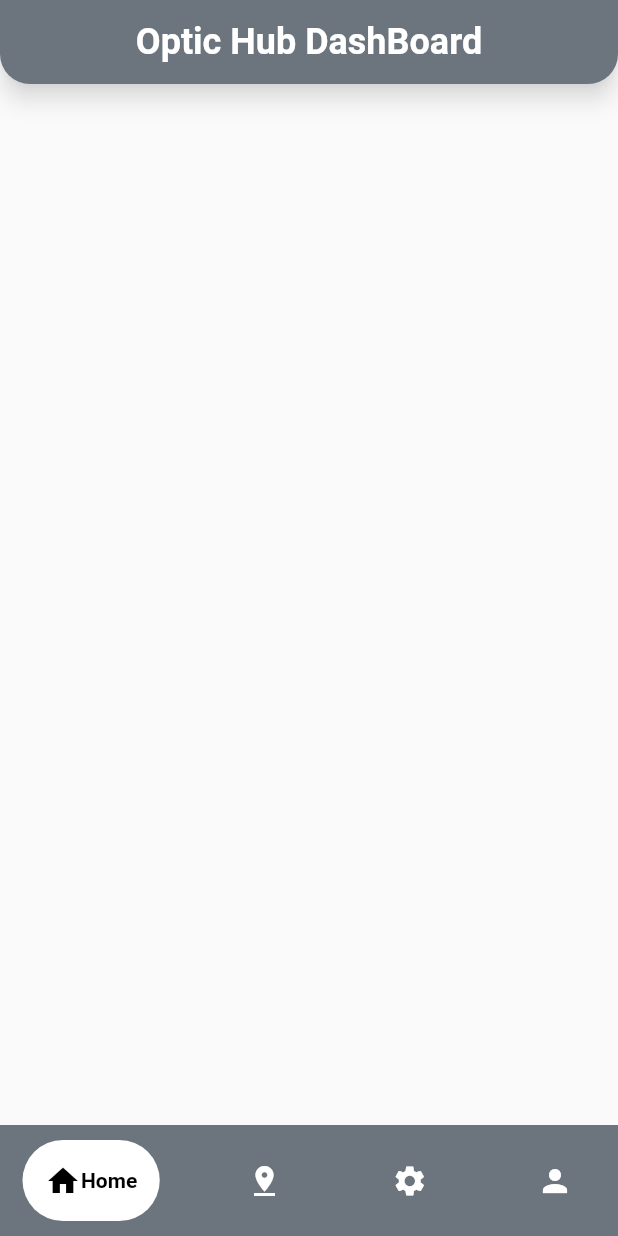
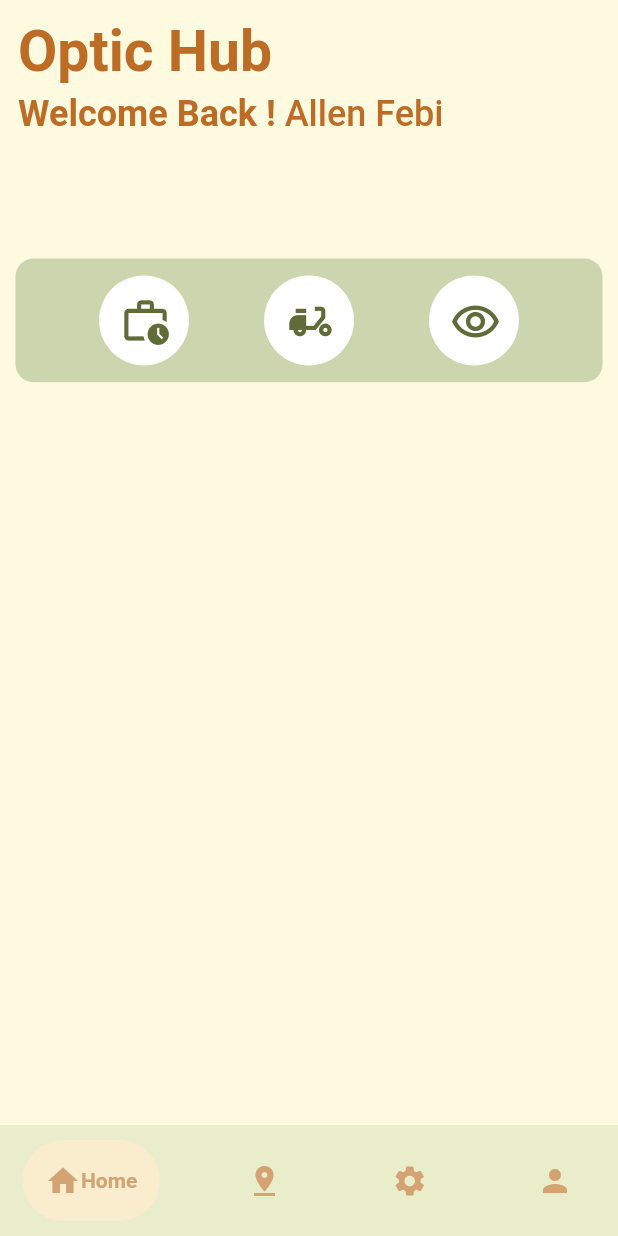
Before and after one commit to all3n2601/OpticHub-Workers-App, a Flutter app: the screen it shows once a user with an empty profile is signed in, on a phone screen of 412 x 824 dp. Run offline on Flutter 3.47's test engine with Material 2 defaults, Android fonts, the phone set to English and light mode, and no system bars; drawn by our look-alikes of google_nav_bar; our stand-ins replace firebase_auth, firebase_core, google_fonts; missing offline and left inert: animated_button; accounts and stored records are empty; Roboto replaces fonts that are missing (Oxygen).

Commit message:
Map Update

```diff
--- a/lib/screens/home_page.dart
+++ b/lib/screens/home_page.dart
@@ -1,7 +1,10 @@
+// ignore_for_file: prefer_const_constructors
+
 import 'package:asa_optichub_worker/screens/worker_home.dart';
 import 'package:flutter/material.dart';
-import 'package:google_fonts/google_fonts.dart';
 import 'package:google_nav_bar/google_nav_bar.dart';
+
+import 'map_page.dart';
 
 class HomePage extends StatefulWidget {
   const HomePage({super.key});
@@ -11,63 +14,46 @@ class HomePage extends StatefulWidget {
 }
 
 class _HomePageState extends State<HomePage> {
-
-
   int _selectedIndex = 0;
   final List<Widget Function()> _pages = [
-        ()=> WorkerHomePage(),
+    () => WorkerHomePage(),
+    () => MapPage()
   ];
   @override
   Widget build(BuildContext context) {
     return Scaffold(
-      appBar: AppBar(
-        shape: const RoundedRectangleBorder(
-          borderRadius: BorderRadius.vertical(bottom: Radius.circular(20)),
-        ),
-        centerTitle: true,
-        backgroundColor: const Color.fromRGBO(108, 117, 125, 1.0),
-        foregroundColor: Colors.white,
-        shadowColor: Colors.white,
-        elevation: 6,
-        title: Text(
-          'Optic Hub DashBoard',
-          style: GoogleFonts.oxygen(
-            color: Colors.white,
-            fontSize: 24,
-            fontWeight: FontWeight.bold
-          ),
-        ),
-      ),
       body: _pages[_selectedIndex](),
       bottomNavigationBar: Container(
-        color: Color.fromRGBO(108, 117, 125, 1.0),
+        color: Color.fromRGBO(233, 237, 201, 1.0),
         child: Padding(
           padding: const EdgeInsets.symmetric(horizontal: 15, vertical: 10),
           child: GNav(
             selectedIndex: _selectedIndex,
-            onTabChange: (index){
+            onTabChange: (index) {
               setState(() {
                 _selectedIndex =index;
               });
             },
             curve: Curves.easeInCubic,
-            backgroundColor: const Color.fromRGBO(108, 117, 125, 1.0),
-            color: Colors.white,
-            activeColor: Colors.black,
-            tabBackgroundColor: Colors.white,
+            backgroundColor: Color.fromRGBO(233, 237, 201, 1.0),
+            color: Color.fromRGBO(212, 163, 115, 1.0),
+            activeColor: Color.fromRGBO(212, 163, 115, 1.0),
+            tabBackgroundColor: Color.fromRGBO(250, 237, 205, 1.0),
             padding: const EdgeInsets.all(15),
             tabs: const [
               GButton(
-                icon: Icons.home, text: 'Home',),
+                icon: Icons.home,
+                text: 'Home',
+              ),
               GButton(
                 icon: Icons.pin_drop,
-                text: 'Current Transfers',),
-              GButton(
-                  icon: Icons.settings,
-                  text: 'Settings'),
+                text: 'Current Transfers',
+              ),
+              GButton(icon: Icons.settings, text: 'Settings'),
               GButton(
                 icon: Icons.person,
-                text: 'Profile',),
+                text: 'Profile',
+              ),
             ],
           ),
         ),
--- /dev/null
+++ b/lib/screens/map_page.dart
@@ -0,0 +1,19 @@
+// ignore_for_file: prefer_const_constructors
+
+import 'package:flutter/material.dart';
+
+class MapPage extends StatefulWidget {
+  const MapPage({super.key});
+
+  @override
+  State<MapPage> createState() => _MapPageState();
+}
+
+class _MapPageState extends State<MapPage> {
+  @override
+  Widget build(BuildContext context) {
+    return Scaffold(
+      body: Text('hI'),
+    );
+  }
+}
--- a/lib/screens/worker_home.dart
+++ b/lib/screens/worker_home.dart
@@ -1,4 +1,8 @@
+// ignore_for_file: prefer_const_constructors, prefer_const_literals_to_create_immutables
+
+import 'package:asa_optichub_worker/components/size_config.dart';
 import 'package:flutter/material.dart';
+import 'package:google_fonts/google_fonts.dart';
 
 class WorkerHomePage extends StatefulWidget {
   const WorkerHomePage({super.key});
@@ -11,7 +15,104 @@ class _WorkerHomePageState extends State<WorkerHomePage> {
   @override
   Widget build(BuildContext context) {
     return Scaffold(
-
+      backgroundColor: Color.fromRGBO(254, 250, 224, 1.0),
+      body: SafeArea(
+        child: Column(
+          crossAxisAlignment: CrossAxisAlignment.start,
+          children: [
+            Padding(
+              padding: EdgeInsets.fromLTRB(12.0, 12.0, 0, 0),
+              child: Text(
+                'Optic Hub',
+                style: GoogleFonts.oxygen(
+                  color: Color.fromRGBO(188, 108, 37, 1.0),
+                  fontSize: 38,
+                  fontWeight: FontWeight.bold,
+                ),
+              ),
+            ),
+            Padding(
+              padding: EdgeInsets.fromLTRB(12, 5, 0, 0),
+              child: Row(
+                children: [
+                  Text('Welcome Back ! ',
+                      style: GoogleFonts.oxygen(
+                        fontWeight: FontWeight.bold,
+                        fontSize: 24,
+                        color: Color.fromRGBO(188, 108, 37, 1.0),
+                      )),
+                  Text('Allen Febi',
+                      style: GoogleFonts.oxygen(
+                        fontWeight: FontWeight.w500,
+                        fontSize: 24,
+                        color: Color.fromRGBO(188, 108, 37, 1.0),
+                      ))
+                ],
+              ),
+            ),
+            SizedBox(
+              height: SizeConfig.screenH! * 0.1,
+            ),
+            Center(
+              child: Container(
+                height: SizeConfig.screenH! * 0.1,
+                width: SizeConfig.screenW! * 0.95,
+                decoration: ShapeDecoration(
+                    color: Color.fromRGBO(204, 213, 174, 1.0),
+                    shape: RoundedRectangleBorder(
+                        borderRadius: BorderRadius.circular(12))),
+                child: Padding(
+                  padding: const EdgeInsets.symmetric(
+                      horizontal: 50.0, vertical: 10),
+                  child: Row(
+                    crossAxisAlignment: CrossAxisAlignment.center,
+                    mainAxisAlignment: MainAxisAlignment.center,
+                    children: [
+                      CircleAvatar(
+                        radius: 30,
+                        backgroundColor: Colors.white,
+                        child: IconButton(
+                            onPressed: () {},
+                            icon: Icon(
+                              Icons.work_history_outlined,
+                              color: Color.fromRGBO(96, 108, 56, 1.0),
+                              size: 34,
+                            )),
+                      ),
+                      SizedBox(
+                        width: 50,
+                      ),
+                      CircleAvatar(
+                          radius: 30,
+                          backgroundColor: Colors.white,
+                          child: IconButton(
+                              onPressed: () {},
+                              icon: Icon(
+                                Icons.delivery_dining,
+                                color: Color.fromRGBO(96, 108, 56, 1.0),
+                                size: 34,
+                              ))),
+                      SizedBox(
+                        width: 50,
+                      ),
+                      CircleAvatar(
+                          radius: 30,
+                          backgroundColor: Colors.white,
+                          child: IconButton(
+                              onPressed: () {},
+                              icon: Icon(
+                                Icons.remove_red_eye_outlined,
+                                color: Color.fromRGBO(96, 108, 56, 1.0),
+                                size: 34,
+                              ))),
+                    ],
+                  ),
+                ),
+              ),
+            )
+          ],
+        ),
+      ),
     );
   }
 }
--- a/pubspec.yaml
+++ b/pubspec.yaml
@@ -41,6 +41,12 @@ dependencies:
   fireflutter: any
   google_nav_bar: any
   animated_button: any
+  flutter_spinkit: any
+  geolocator: any
+  geocoding: any
+  google_maps_flutter: any
+  location: any
+  intl: any
 
 dev_dependencies:
   flutter_test:
```
Also changed, not shown: pubspec.lock, 4 other files.
